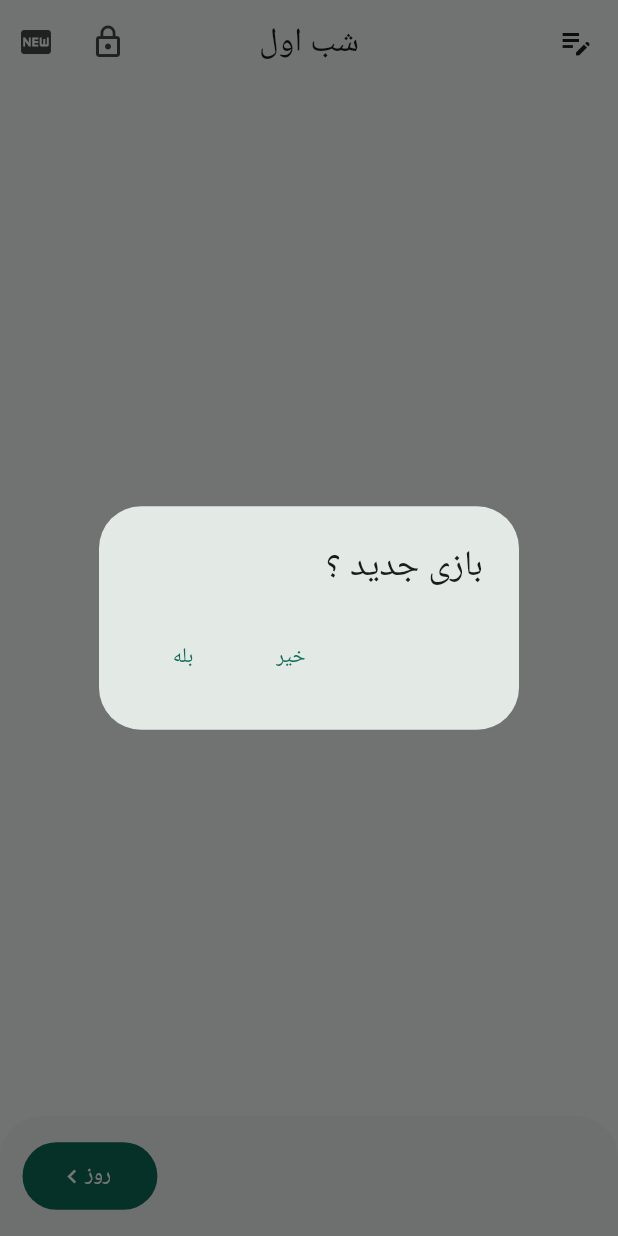
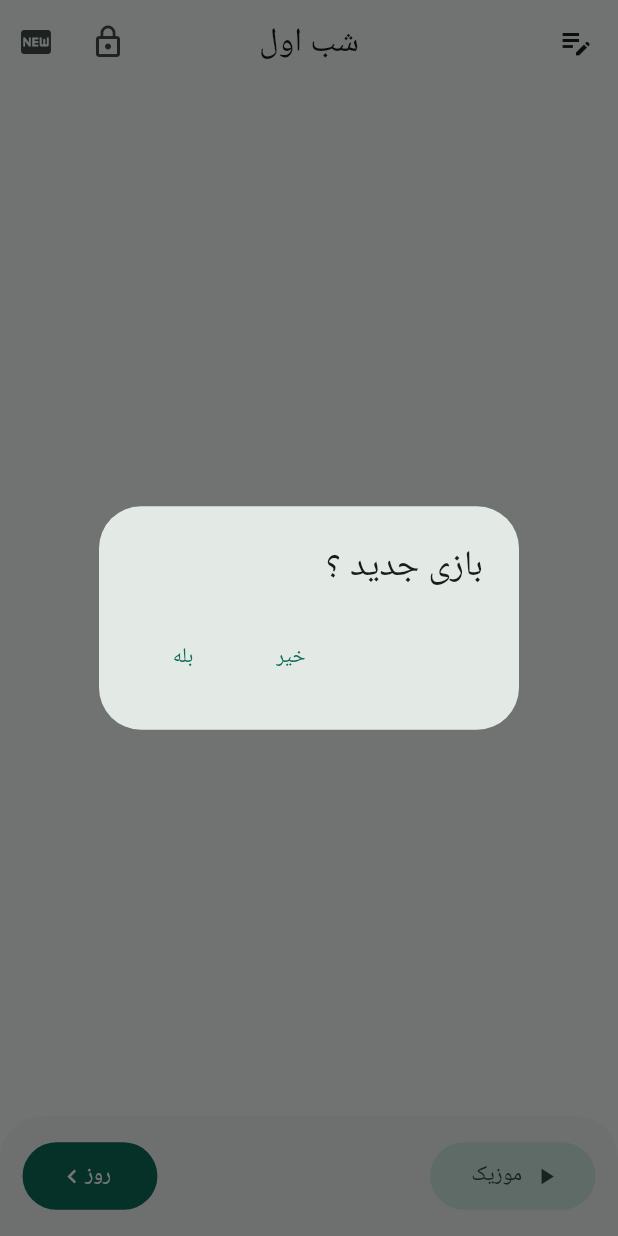
Before and after one commit to TiimmyFTurner/mafia_2, a Flutter app: the NightScreen screen opened by its route, after a tap on the "fiber new" icon, on a phone screen of 412 x 824 dp. Run offline on Flutter 3.47's test engine with Material 3 defaults, Android fonts, the phone set to English and light mode, and no system bars; drawn by our look-alikes of dynamic_color; our stand-ins replace action_slider, audioplayers, flutter_riverpod, font_awesome_flutter, freezed_annotation, go_router and 2 more; accounts and stored records are empty; generated files the repository leaves out were written again; Roboto replaces fonts that are missing (Koodak).

Commit message:
add music button ti night screen

```diff
--- a/lib/presentation/screens/night_screen.dart
+++ b/lib/presentation/screens/night_screen.dart
@@ -1,3 +1,4 @@
+import 'package:audioplayers/audioplayers.dart';
 import 'package:flutter/material.dart';
 import 'package:flutter_riverpod/flutter_riverpod.dart';
 import 'package:go_router/go_router.dart';
@@ -14,6 +15,8 @@ class NightScreen extends ConsumerStatefulWidget {
   @override
   NightScreenState createState() => NightScreenState();
 }
+
+AudioPlayer audioPlayer = AudioPlayer();
 
 class NightScreenState extends ConsumerState<NightScreen> {
   @override
@@ -54,34 +57,42 @@ class NightScreenState extends ConsumerState<NightScreen> {
             child: Row(
               mainAxisAlignment: MainAxisAlignment.end,
               children: <Widget>[
-                // SizedBox(
-                //   height: 45,
-                //   child: ElevatedButton(
-                //
-                //     child: Row(
-                //       children: [
-                //         const Text("موزیک", textDirection: TextDirection.rtl),
-                //         Icon(
-                //           Provider.of<Music>(context).isPlaying
-                //               ? Icons.stop
-                //               : Icons.play_arrow,
-                //         ),
-                //       ],
-                //     ),
-                //     onPressed: () =>
-                //         Provider.of<Music>(context, listen: false).toggle(),
-                //   ),
-                // ),
-                // Expanded(child: Container()),
+                SizedBox(
+                  height: 45,
+                  child: FilledButton.tonal(
+                    child: Row(
+                      children: [
+                        Icon(
+                          audioPlayer.state != PlayerState.playing
+                              ? Icons.play_arrow
+                              : Icons.stop,
+                        ),
+                        const Text("  موزیک "),
+                      ],
+                    ),
+                    onPressed: () async {
+                      if (audioPlayer.state != PlayerState.playing) {
+                        await audioPlayer.play(AssetSource('sounds/night.mp3'));
+                      } else {
+                        await audioPlayer.stop();
+                      }
+                      setState(() {});
+                    },
+                  ),
+                ),
+                Expanded(child: Container()),
                 SizedBox(
                   height: 45,
                   child: FilledButton(
                     child: const Row(
                       children: [Text("  روز"), Icon(Icons.navigate_next)],
                     ),
-                    onPressed: () {
+                    onPressed: () async {
+                      if (audioPlayer.state == PlayerState.playing) {
+                        await audioPlayer.stop();
+                      }
                       ref.read(nightProvider.notifier).increment();
-                      context.pushReplacementNamed('day');
+                      if (context.mounted) context.pushReplacementNamed('day');
                     },
                   ),
                 ),
```
Also changed, not shown: 1 other file.
